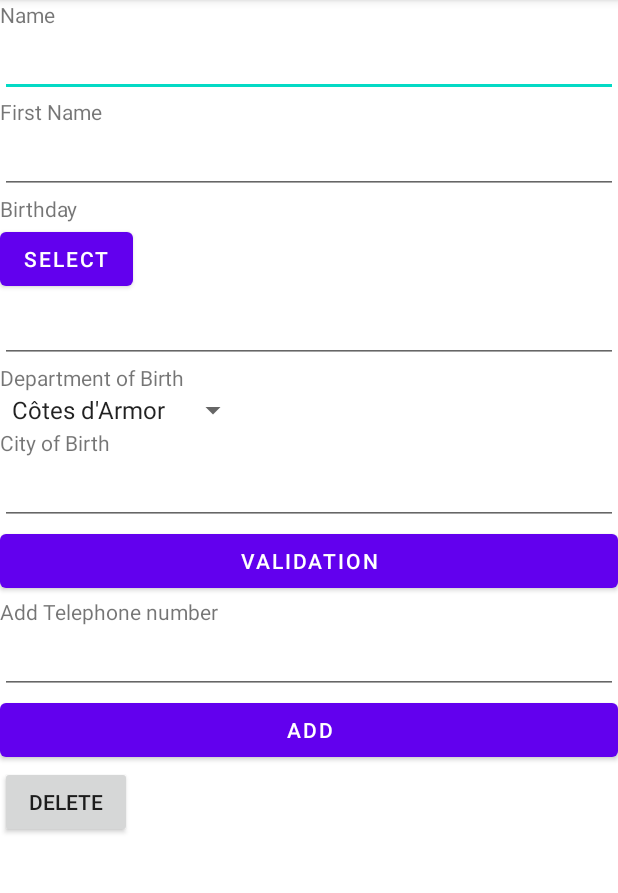
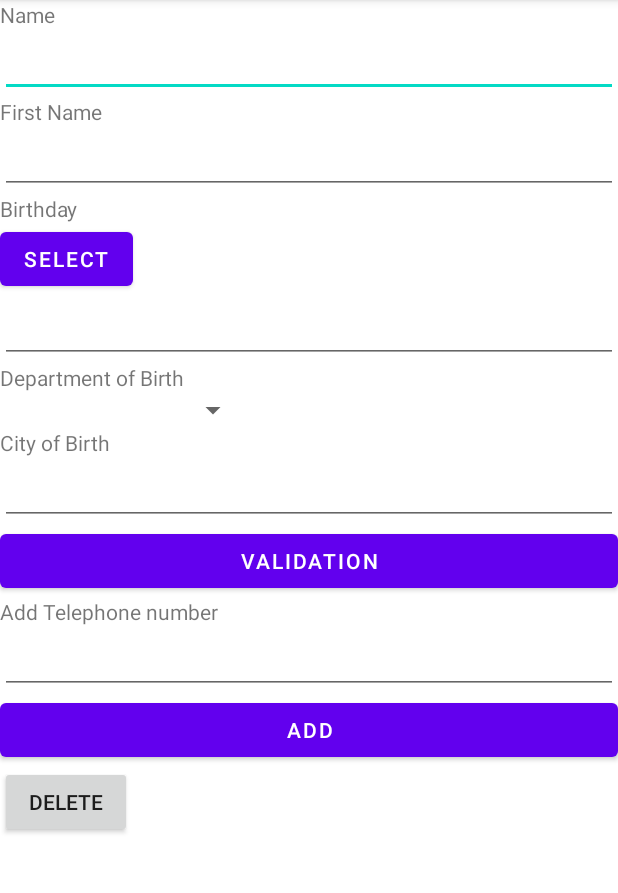
Before and after one commit to functionNormally/Hello_World, an Android app: the screen it shows after launch (MainActivity), after a tap on "ADD", on a phone screen of 412 x 824 dp, the part 84-977 px from its top. Run offline under Robolectric (Android 15) with nearby library versions, the phone set to English and light mode, and no system bars.

Commit message:
3rd update

```diff
--- a/app/src/main/java/com/example/helloworld/MainActivity.java
+++ b/app/src/main/java/com/example/helloworld/MainActivity.java
@@ -31,14 +31,15 @@ public class MainActivity extends AppCompatActivity implements DatePickerDialog.
     private EditText input2;
     private EditText input3;
     private EditText input4;
+    private Spinner spinnerDepartments;
 
     @Override
     protected void onCreate(Bundle savedInstanceState) {
         super.onCreate(savedInstanceState);
         setContentView(R.layout.activity_main);
         MenuItem it = (MenuItem) findViewById(R.id.resetAction);
+        initView();
         resetAction(it);
-        initView();
 
     }
     protected void initView(){
@@ -47,6 +48,7 @@ public class MainActivity extends AppCompatActivity implements DatePickerDialog.
         input2 = (EditText) findViewById(R.id.edit_text_2);
         input3 = (EditText) findViewById(R.id.edit_text_3);
         input4 = (EditText) findViewById(R.id.tele);
+        spinnerDepartments = (Spinner) findViewById(R.id.Spinner);
     }
 
     @Override
@@ -60,7 +62,8 @@ public class MainActivity extends AppCompatActivity implements DatePickerDialog.
         input1.setText("");
         input2.setText("");
         input3.setText("");
-
+        spinnerDepartments.setSelection(0);
+        deleteAllNumbers();
     }
 
     public void Validation(View v) {
@@ -92,8 +95,9 @@ public class MainActivity extends AppCompatActivity implements DatePickerDialog.
         Add();
     }
 
-    private void Add() {
-        LinearLayout layout = (LinearLayout) findViewById(R.id.main);
+    public void Add() {
+//        LinearLayout layout = (LinearLayout) findViewById(R.id.main);
+        LinearLayout layout = (LinearLayout) findViewById(R.id.number_area);
         LinearLayout AddLayout = new LinearLayout(this);
         AddLayout.setLayoutParams(new LinearLayout.LayoutParams(LinearLayout.LayoutParams.MATCH_PARENT, LinearLayout.LayoutParams.WRAP_CONTENT));
         AddLayout.setOrientation(LinearLayout.HORIZONTAL);
@@ -113,6 +117,11 @@ public class MainActivity extends AppCompatActivity implements DatePickerDialog.
         input4.setText("");
     }
 
+    private void deleteAllNumbers() {
+        LinearLayout layout = (LinearLayout) findViewById(R.id.number_area);
+        layout.removeAllViews();
+    }
+
     @Override
     public void onDateSet(DatePicker view, int year, int month, int dayOfMonth) {
         input2.setText(dayOfMonth+"/"+(month+1)+"/"+year);
--- a/app/src/main/res/layout/activity_main.xml
+++ b/app/src/main/res/layout/activity_main.xml
@@ -114,6 +114,13 @@
             android:layout_height="wrap_content"
             android:text="@string/Add"
             android:onClick="Add"/>
+        <LinearLayout
+            android:id="@+id/number_area"
+            android:layout_width="match_parent"
+            android:layout_height="wrap_content"
+            android:layout_alignParentBottom="true"
+            android:orientation="vertical">
+        </LinearLayout>
 
     </LinearLayout>
 </ScrollView>
--- a/app/src/main/res/values/departments.xml
+++ b/app/src/main/res/values/departments.xml
@@ -1,6 +1,7 @@
 <?xml version="1.0" encoding="utf-8"?>
 <resources>
     <string-array name="departments">
+        <item> </item>
         <item>Côtes d\'Armor</item>
         <item>Finistère</item>
         <item>Ille et Vilaine</item>
```
